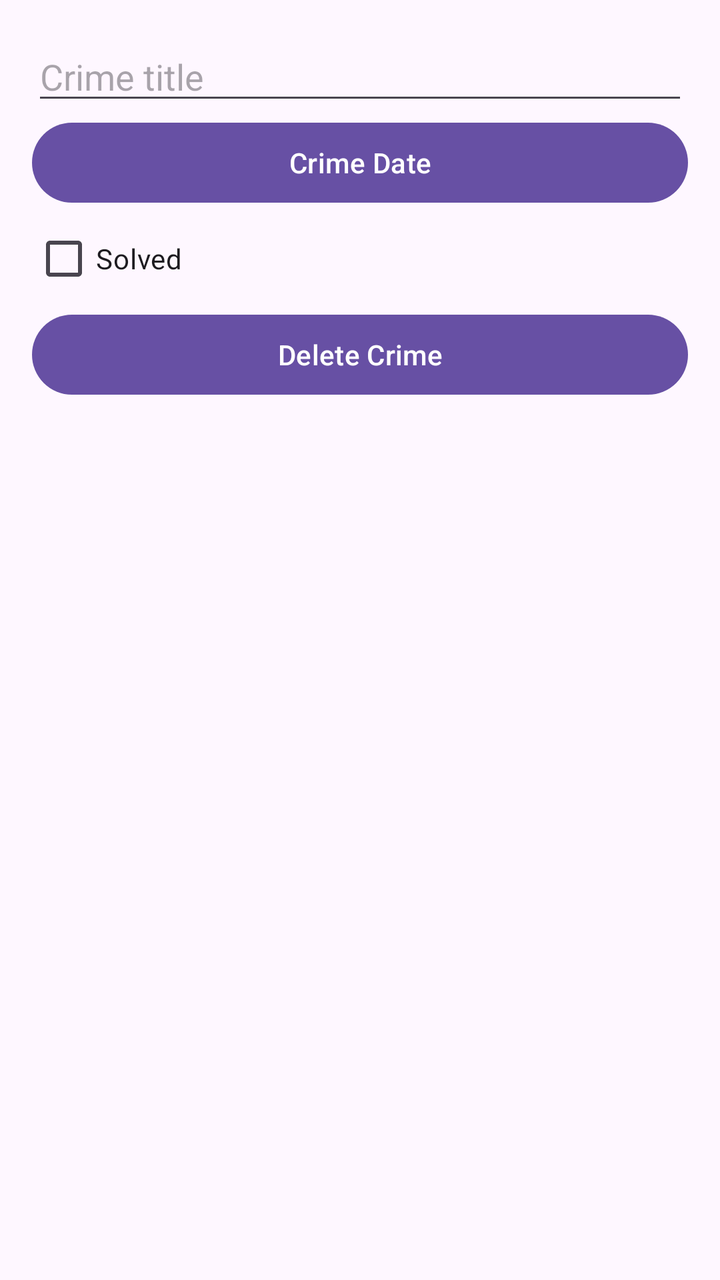
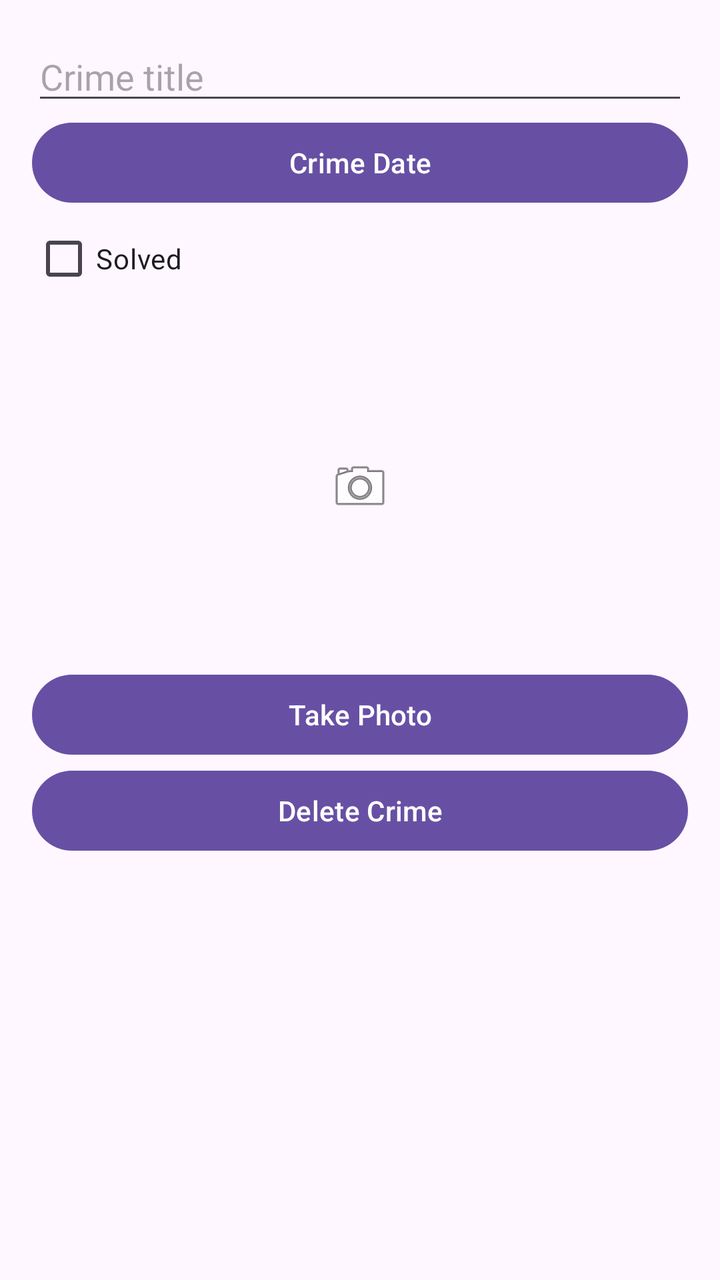

Screens rendered from an Android XML layout before and after an edit, with the pre-edit source and the edit as a unified diff.
<!-- AndroidManifest.xml: application theme Theme.CriminalIntent -->
<!-- res/layout/fragment_crime_detail.xml -->
<?xml version="1.0" encoding="utf-8"?>
<LinearLayout
    xmlns:android="http://schemas.android.com/apk/res/android"
    android:layout_width="match_parent"
    android:layout_height="match_parent"
    android:orientation="vertical"
    android:padding="16dp">

    <EditText
        android:id="@+id/crime_title"
        android:layout_width="match_parent"
        android:layout_height="wrap_content"
        android:hint="Crime title"
        android:inputType="text"
        android:textSize="18sp" />

    <Button
        android:id="@+id/crime_date"
        android:layout_width="match_parent"
        android:layout_height="wrap_content"
        android:text="Crime Date" />

    <CheckBox
        android:id="@+id/crime_solved"
        android:layout_width="wrap_content"
        android:layout_height="wrap_content"
        android:text="Solved" />

    <Button
        android:id="@+id/crime_delete_button"
        android:layout_width="match_parent"
        android:layout_height="wrap_content"
        android:text="Delete Crime" />

</LinearLayout>
<!-- resources referenced by this layout -->
<resources>
  <style name="Theme.CriminalIntent" parent="Base.Theme.CriminalIntent" />
  <style name="Base.Theme.CriminalIntent" parent="Theme.Material3.DayNight.NoActionBar">
          
          
      </style>
</resources>

<!-- the commit's change to res/layout/fragment_crime_detail.xml (unified diff, before → after) -->
@@ -1,6 +1,4 @@
-<?xml version="1.0" encoding="utf-8"?>
-<LinearLayout
-    xmlns:android="http://schemas.android.com/apk/res/android"
+<LinearLayout xmlns:android="http://schemas.android.com/apk/res/android"
     android:layout_width="match_parent"
     android:layout_height="match_parent"
     android:orientation="vertical"
@@ -12,7 +10,7 @@
         android:layout_height="wrap_content"
         android:hint="Crime title"
         android:inputType="text"
-        android:textSize="18sp" />
+        android:autofillHints="name" />
 
     <Button
         android:id="@+id/crime_date"
@@ -26,6 +24,20 @@
         android:layout_height="wrap_content"
         android:text="Solved" />
 
+    <ImageView
+        android:id="@+id/crime_photo"
+        android:layout_width="match_parent"
+        android:layout_height="180dp"
+        android:contentDescription="Crime scene photo"
+        android:scaleType="centerInside"
+        android:src="@android:drawable/ic_menu_camera" />
+
+    <Button
+        android:id="@+id/crime_take_photo"
+        android:layout_width="match_parent"
+        android:layout_height="wrap_content"
+        android:text="Take Photo" />
+
     <Button
         android:id="@+id/crime_delete_button"
         android:layout_width="match_parent"
